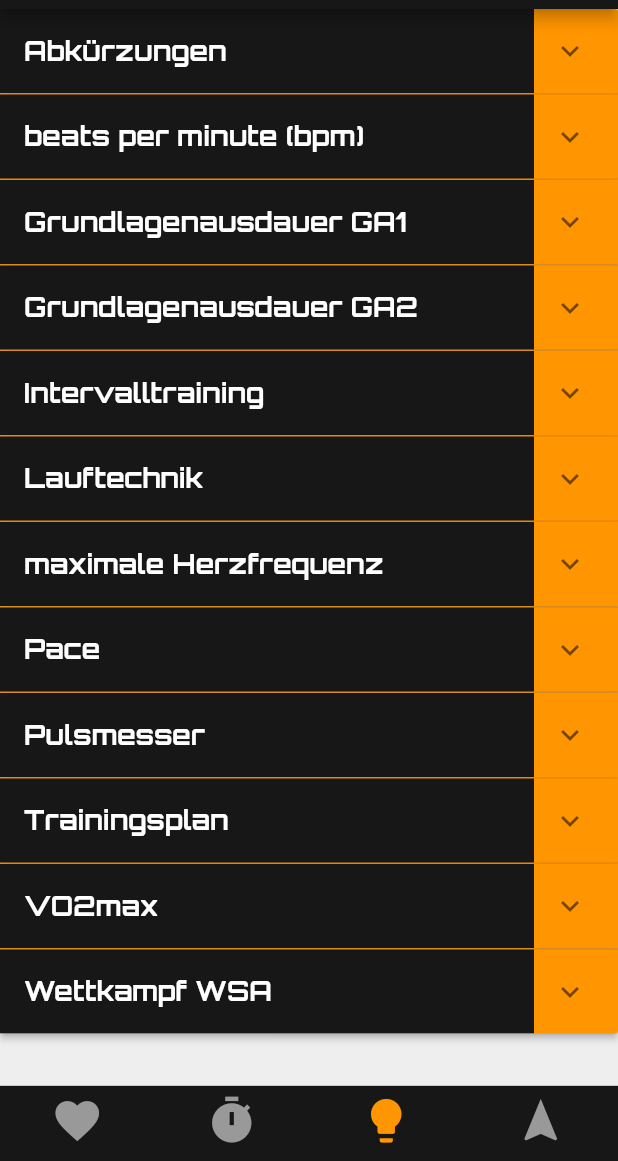
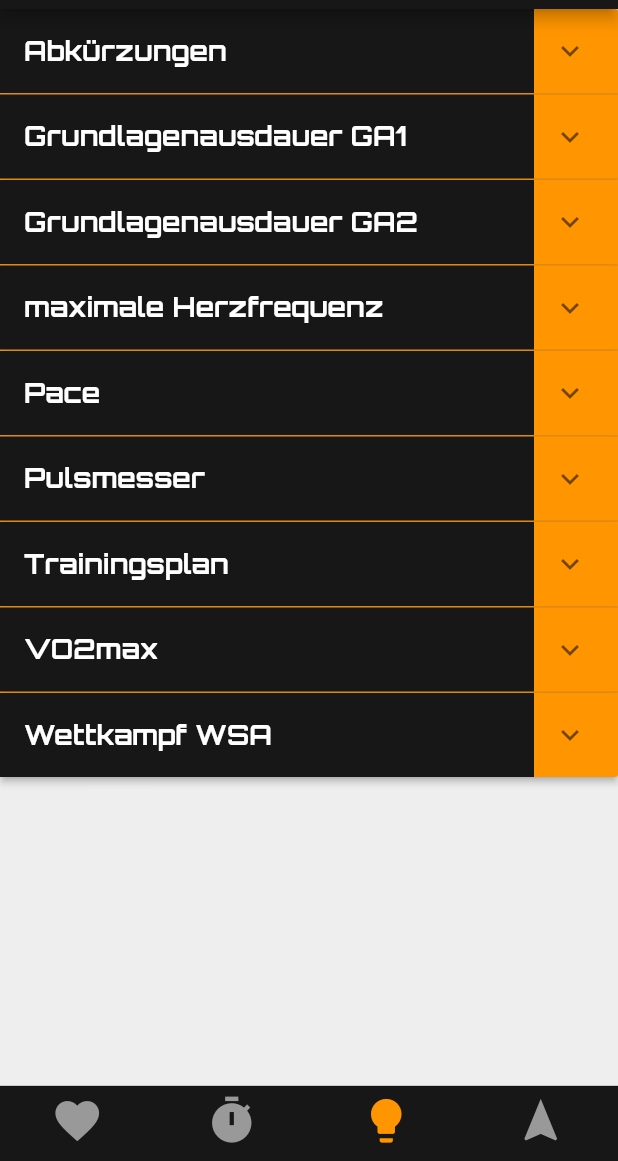
Before and after one commit to sebdombrowsky/publicDev, a Flutter app: the screen it shows after launch, item 3 of the bottom bar chosen, on a phone screen of 412 x 824 dp, the part 75-1236 px from its top. Run offline on Flutter 3.47's test engine with Material 2 defaults, Android fonts, the phone set to English and light mode, and no system bars.

Commit message:
Tipps erweitert

```diff
--- a/PaceRechner/App/pace_rechner/lib/pages/tipps_page_widgets/custom_list_widget.dart
+++ b/PaceRechner/App/pace_rechner/lib/pages/tipps_page_widgets/custom_list_widget.dart
@@ -17,15 +17,19 @@ class Item {
 List<Item> generateItems() {
   List<Item> data = <Item>[];
 
-  data.add(Item(headerValue: "Abkürzungen", expandedValue: "toDo"));
   data.add(Item(
-      headerValue: "beats per minute (bpm)",
+      headerValue: "Abkürzungen",
       expandedValue:
-          "In dieser Einheit wird deine Herzfrequenz, also dein Puls angegeben."));
-  data.add(Item(headerValue: "Grundlagenausdauer GA1", expandedValue: "toDo"));
-  data.add(Item(headerValue: "Grundlagenausdauer GA2", expandedValue: "toDo"));
-  data.add(Item(headerValue: "Intervalltraining", expandedValue: "toDo"));
-  data.add(Item(headerValue: "Lauftechnik", expandedValue: "toDo"));
+          "bpm:\tbeats per minute\npb:\tpersönliche Bestleistung\nHFmax:\tmaximale Herzfrequenz"));
+
+  data.add(Item(
+      headerValue: "Grundlagenausdauer GA1",
+      expandedValue:
+          "Ein Training im GA1 Bereich dient als Basistraining für dein Leistungspensum.\nZielherzfrequenz: 60-75% deiner HFmax"));
+  data.add(Item(
+      headerValue: "Grundlagenausdauer GA2",
+      expandedValue:
+          "Ein Training im GA2 Bereich dient zur Leistungssteigerung und Verbesserung der Herzleistung.\nZielherzfrequenz: 75-85% deiner HFmax"));
   data.add(Item(
       headerValue: "maximale Herzfrequenz",
       expandedValue:
@@ -34,10 +38,22 @@ List<Item> generateItems() {
       headerValue: "Pace",
       expandedValue:
           "Die Pace (Geschwindigkeit) wird in Minuten pro Kilometern angegeben und wird von Läuferinnen und Läufern oft als Richtwert verwendet:\n\n\"Heute laufe ich eine 5er Pace.\" bedeutet: \"Für einen Kilometer benötige ich 5 Minuten.\""));
-  data.add(Item(headerValue: "Pulsmesser", expandedValue: "toDo"));
-  data.add(Item(headerValue: "Trainingsplan", expandedValue: "toDo"));
-  data.add(Item(headerValue: "VO2max", expandedValue: "toDo"));
-  data.add(Item(headerValue: "Wettkampf WSA", expandedValue: "toDo"));
+  data.add(Item(
+      headerValue: "Pulsmesser",
+      expandedValue:
+          "Um den eigenen Puls im Blick zu haben und den passenden Trainingsbereich zu definieren, empfiehlt es sich, eine Pulsuhr oder einen Brustgurt mit entsprechendem Sender zu tragen."));
+  data.add(Item(
+      headerValue: "Trainingsplan",
+      expandedValue:
+          "Für ein ausgewogenes Training solltest du sowohl deine Grundlagenausdauer trainieren, als auch leistungssteigernde Trainings, wie Intervalltrainings, in deinen Plan einbauen. Wenn du einen Wettkampf im Leistungssportbereich planst, dann lass dich individuell beraten und dir einen optimalen Trainingsplan zusammenstellen."));
+  data.add(Item(
+      headerValue: "VO2max",
+      expandedValue:
+          "Dieser Wert beschreibt die Rate, mit der Sauerstoff während eines Trainings verbraucht werden kann. Je höher der Wert, desto besser deine Cardofitness und Ausdauer."));
+  data.add(Item(
+      headerValue: "Wettkampf WSA",
+      expandedValue:
+          "Wettkampfspezifisches Ausdauertraining. In diesem Trainingsbereich läufst du dein Höchsttempo auf sehr kurze Strecken, um neue Höchstgeschwindigkeiten für deine Wettkämpfe zu erreichen.\n Zielherzfrequenz: über 85% der HFmax "));
 
   return data;
 }
```
